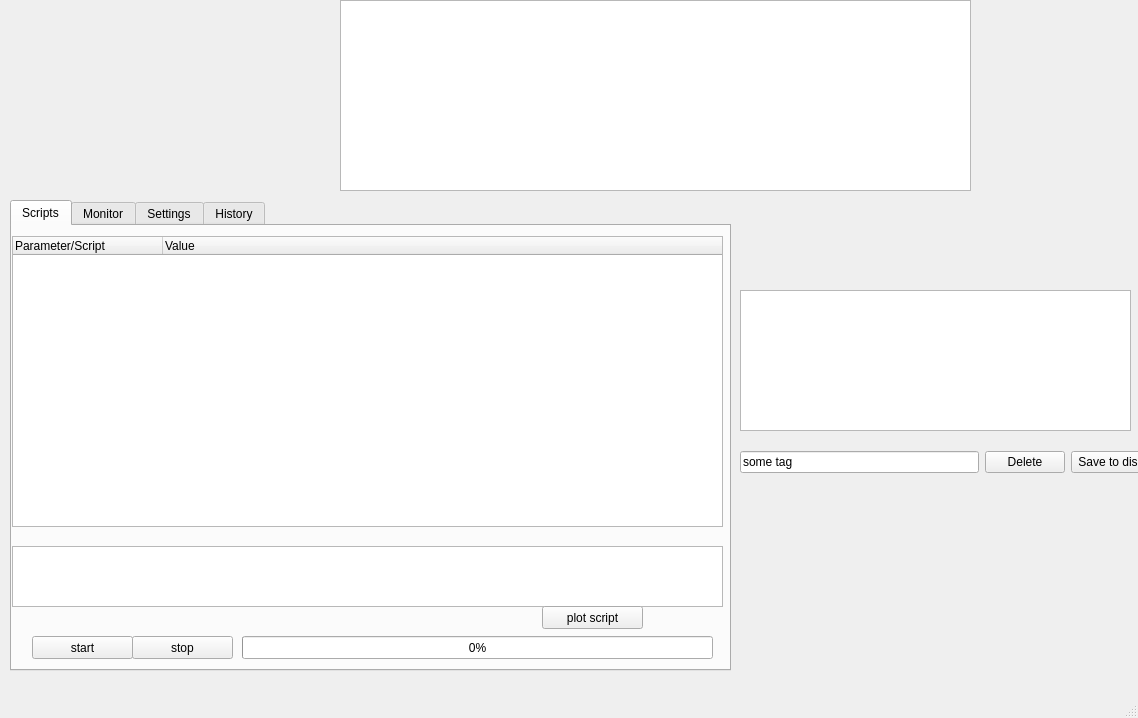
Qt form src/core/basic_application_window.ui (LISE-B26/pylabcontrol) before a commit.
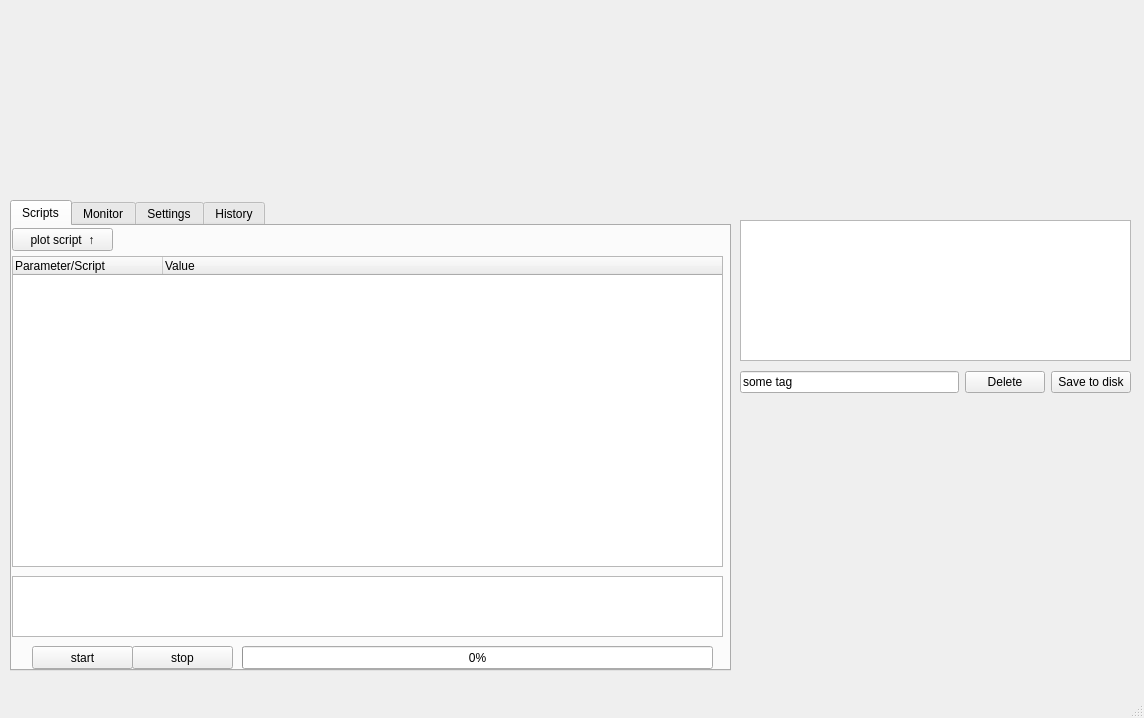
The same form after that commit. Custom widgets are drawn as their Qt base class.

Diff of the .ui file:
```diff
--- a/src/core/basic_application_window.ui
+++ b/src/core/basic_application_window.ui
@@ -6,7 +6,7 @@
    <rect>
     <x>0</x>
     <y>0</y>
-    <width>1138</width>
+    <width>1144</width>
     <height>718</height>
    </rect>
   </property>
@@ -18,7 +18,7 @@
     <property name="geometry">
      <rect>
       <x>740</x>
-      <y>290</y>
+      <y>220</y>
       <width>391</width>
       <height>141</height>
      </rect>
@@ -34,8 +34,8 @@
     <property name="geometry">
      <rect>
       <x>740</x>
-      <y>450</y>
-      <width>411</width>
+      <y>370</y>
+      <width>391</width>
       <height>25</height>
      </rect>
     </property>
@@ -89,9 +89,9 @@
       <property name="geometry">
        <rect>
         <x>0</x>
-        <y>10</y>
+        <y>30</y>
         <width>711</width>
-        <height>291</height>
+        <height>311</height>
        </rect>
       </property>
       <property name="sizePolicy">
@@ -127,7 +127,7 @@
       <property name="geometry">
        <rect>
         <x>230</x>
-        <y>410</y>
+        <y>420</y>
         <width>471</width>
         <height>23</height>
        </rect>
@@ -140,7 +140,7 @@
       <property name="geometry">
        <rect>
         <x>120</x>
-        <y>410</y>
+        <y>420</y>
         <width>101</width>
         <height>23</height>
        </rect>
@@ -153,7 +153,7 @@
       <property name="geometry">
        <rect>
         <x>20</x>
-        <y>410</y>
+        <y>420</y>
         <width>101</width>
         <height>23</height>
        </rect>
@@ -166,7 +166,7 @@
       <property name="geometry">
        <rect>
         <x>0</x>
-        <y>320</y>
+        <y>350</y>
         <width>711</width>
         <height>61</height>
        </rect>
@@ -181,14 +181,14 @@
      <widget class="QPushButton" name="btn_plot_script">
       <property name="geometry">
        <rect>
-        <x>530</x>
-        <y>380</y>
+        <x>0</x>
+        <y>2</y>
         <width>101</width>
         <height>23</height>
        </rect>
       </property>
       <property name="text">
-       <string>plot script</string>
+       <string>plot script  ↑</string>
       </property>
      </widget>
     </widget>
@@ -288,6 +288,16 @@
      <attribute name="title">
       <string>History</string>
      </attribute>
+     <widget class="QListView" name="list_history">
+      <property name="geometry">
+       <rect>
+        <x>0</x>
+        <y>10</y>
+        <width>711</width>
+        <height>421</height>
+       </rect>
+      </property>
+     </widget>
     </widget>
    </widget>
    <widget class="MatplotlibWidget" name="matplotlibwidget">
@@ -300,23 +310,13 @@
      </rect>
     </property>
    </widget>
-   <widget class="QListView" name="list_history">
-    <property name="geometry">
-     <rect>
-      <x>340</x>
-      <y>0</y>
-      <width>631</width>
-      <height>191</height>
-     </rect>
-    </property>
-   </widget>
    <widget class="MatplotlibWidget" name="matplotlibwidget_2">
     <property name="geometry">
      <rect>
-      <x>800</x>
-      <y>480</y>
-      <width>321</width>
-      <height>191</height>
+      <x>740</x>
+      <y>0</y>
+      <width>391</width>
+      <height>211</height>
      </rect>
     </property>
    </widget>
```
Left out of the diff: 18 changed lines with no effect on the pictures.
